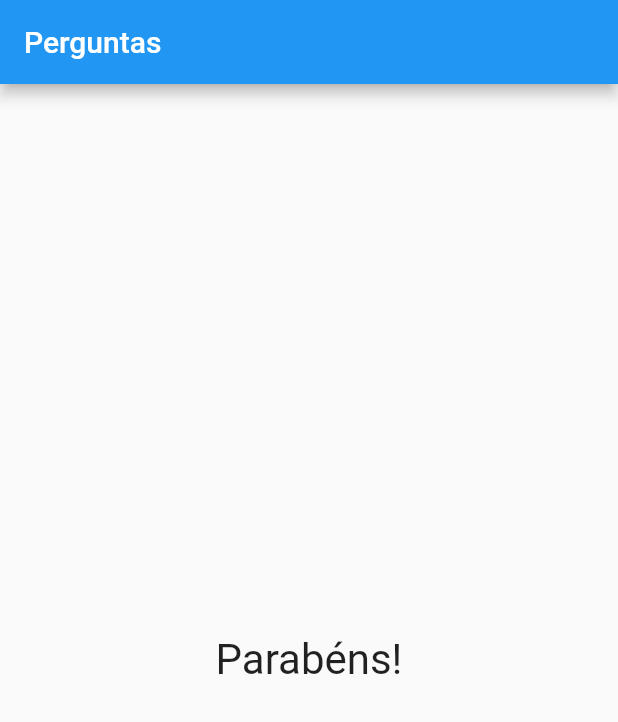
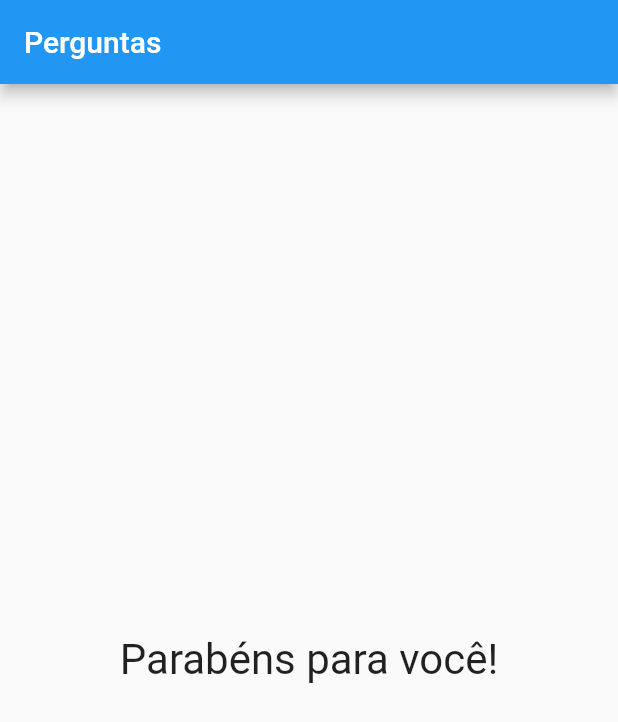
Before and after one commit to wagncarv/projeto_perguntas, a Flutter app: the screen it shows after launch, after a tap on "Branco", after a tap on "Coelho", after a tap on "Micheli", on a phone screen of 412 x 824 dp. Shown: the top 722 px of the screen. Run offline on Flutter 3.47's test engine with Material 2 defaults, Android fonts, the phone set to English and light mode, and no system bars.

Commit message:
widget resultado criado

```diff
--- a/lib/main.dart
+++ b/lib/main.dart
@@ -1,6 +1,7 @@
 import 'package:flutter/material.dart';
 import './questao.dart';
 import './resposta.dart';
+import './resultado.dart';
 
 void main() => runApp(PerguntaApp());
 
@@ -52,12 +53,7 @@ class _PerguntaAppState extends State<PerguntaApp> {
                   ...respostas.map((t) => Resposta(t, _responder)).toList(),
                 ],
               )
-            : Center(
-                child: Text(
-                  'Parabéns!',
-                  style: TextStyle(fontSize: 28),
-                ),
-              ),
+            : Resultado(),
       ),
       // )
     );
--- /dev/null
+++ b/lib/resultado.dart
@@ -0,0 +1,13 @@
+import 'package:flutter/material.dart';
+
+class Resultado extends StatelessWidget {
+  @override
+  Widget build(BuildContext context) {
+    return Center(
+      child: Text(
+        'Parabéns para você!',
+        style: TextStyle(fontSize: 28),
+      ),
+    );
+  }
+}
```
